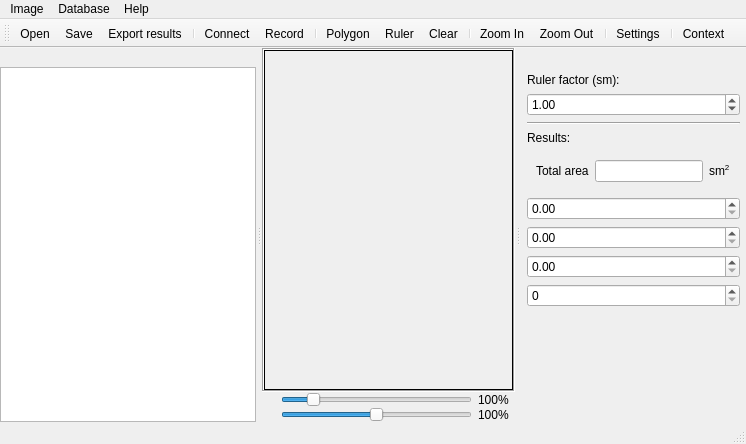
This is Ui/mainwindow.ui in NazariyJaworskiGitHub/WoundAnalyzer as Qt 5 draws it before an edit. The edited form follows.
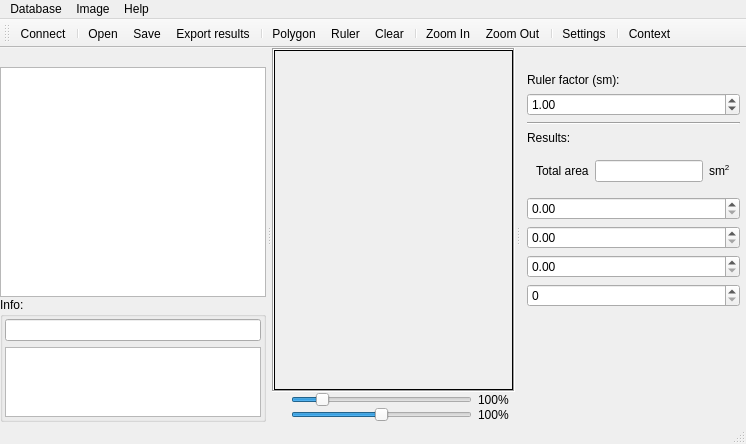
This is the edited form. Icons and pictures are not drawn. Custom widgets are drawn as their Qt base class.

Commit message: Database read adn update features

What changed in the file:
```diff
--- a/Ui/mainwindow.ui
+++ b/Ui/mainwindow.ui
@@ -19,6 +19,12 @@
   <property name="windowTitle">
    <string>WoundAnalyzer</string>
   </property>
+  <property name="toolButtonStyle">
+   <enum>Qt::ToolButtonIconOnly</enum>
+  </property>
+  <property name="documentMode">
+   <bool>false</bool>
+  </property>
   <widget class="QWidget" name="centralWidget">
    <layout class="QVBoxLayout" name="verticalLayout">
     <property name="spacing">
@@ -55,7 +61,7 @@
         <rect>
          <x>0</x>
          <y>0</y>
-         <width>245</width>
+         <width>239</width>
          <height>315</height>
         </rect>
        </property>
@@ -262,8 +268,8 @@
     <addaction name="actionAbout"/>
     <addaction name="actionContext"/>
    </widget>
-   <addaction name="menuImage"/>
    <addaction name="menuDatabase"/>
+   <addaction name="menuImage"/>
    <addaction name="menuHelp"/>
   </widget>
   <widget class="QStatusBar" name="statusBar"/>
@@ -277,13 +283,12 @@
    <attribute name="toolBarBreak">
     <bool>false</bool>
    </attribute>
+   <addaction name="actionConnect"/>
+   <addaction name="separator"/>
    <addaction name="actionOpen"/>
    <addaction name="actionSave"/>
    <addaction name="actionExport_results"/>
    <addaction name="separator"/>
-   <addaction name="actionConnect"/>
-   <addaction name="actionRecord"/>
-   <addaction name="separator"/>
    <addaction name="actionPolygon"/>
    <addaction name="actionRuler"/>
    <addaction name="actionClear"/>
@@ -484,6 +489,12 @@
      </property>
      <item>
       <widget class="QTreeView" name="treeView">
+       <property name="sizePolicy">
+        <sizepolicy hsizetype="Expanding" vsizetype="Expanding">
+         <horstretch>0</horstretch>
+         <verstretch>2</verstretch>
+        </sizepolicy>
+       </property>
        <property name="editTriggers">
         <set>QAbstractItemView::NoEditTriggers</set>
        </property>
@@ -492,6 +503,48 @@
        </property>
       </widget>
      </item>
+     <item>
+      <widget class="QGroupBox" name="databaseDataGroupBox">
+       <property name="sizePolicy">
+        <sizepolicy hsizetype="Expanding" vsizetype="Expanding">
+         <horstretch>0</horstretch>
+         <verstretch>1</verstretch>
+        </sizepolicy>
+       </property>
+       <property name="title">
+        <string>Info:</string>
+       </property>
+       <property name="flat">
+        <bool>false</bool>
+       </property>
+       <property name="checkable">
+        <bool>false</bool>
+       </property>
+       <layout class="QVBoxLayout" name="verticalLayout_3">
+        <property name="spacing">
+         <number>6</number>
+        </property>
+        <property name="leftMargin">
+         <number>2</number>
+        </property>
+        <property name="topMargin">
+         <number>2</number>
+        </property>
+        <property name="rightMargin">
+         <number>2</number>
+        </property>
+        <property name="bottomMargin">
+         <number>2</number>
+        </property>
+        <item>
+         <widget class="QLineEdit" name="databaseNameLineEdit"/>
+        </item>
+        <item>
+         <widget class="QPlainTextEdit" name="databaseNotesPlainTextEdit"/>
+        </item>
+       </layout>
+      </widget>
+     </item>
     </layout>
    </widget>
   </widget>
@@ -618,7 +671,7 @@
      <normaloff>Icons/Edit.png</normaloff>Icons/Edit.png</iconset>
    </property>
    <property name="text">
-    <string>Record</string>
+    <string>Update</string>
    </property>
    <property name="shortcut">
     <string>Ctrl+M</string>
```
Left out of the diff: 50 changed lines with no effect on the pictures. The commit also changes 13 other files.
